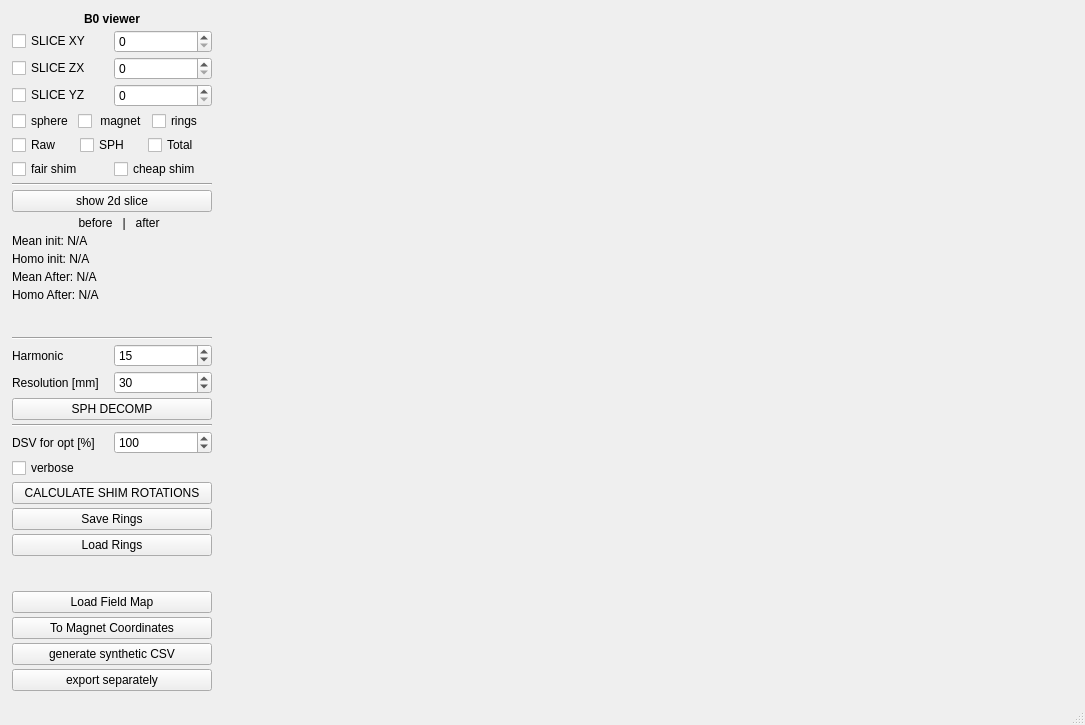
The window that Software/COSI2/gui/field_viewer.ui (rst030/cosi-measure) describes before a commit, drawn with Qt 5.
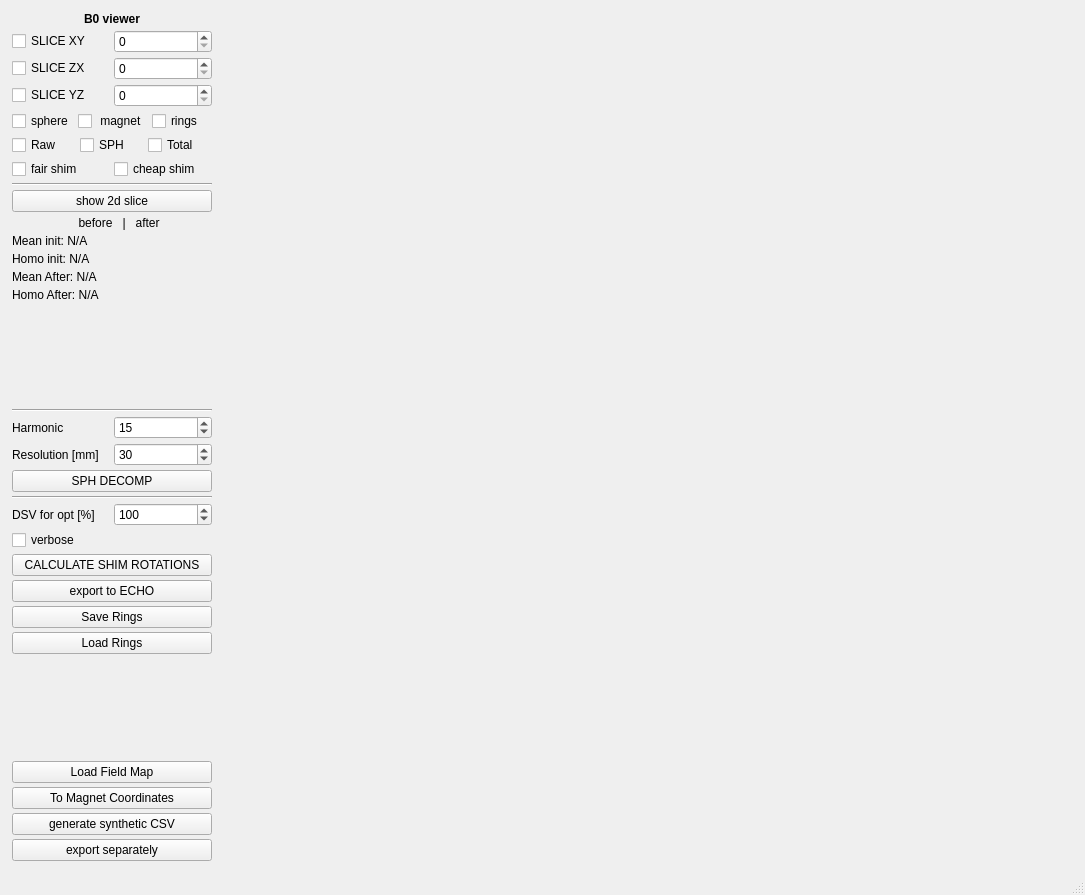
The same window after the commit.

Commit message: echo scripts and cheap field

```diff
--- a/Software/COSI2/gui/field_viewer.ui
+++ b/Software/COSI2/gui/field_viewer.ui
@@ -7,7 +7,7 @@
     <x>0</x>
     <y>0</y>
     <width>1085</width>
-    <height>725</height>
+    <height>895</height>
    </rect>
   </property>
   <property name="minimumSize">
@@ -461,6 +461,13 @@
           </property>
          </widget>
         </item>
+        <item>
+         <widget class="QPushButton" name="echo_export_button">
+          <property name="text">
+           <string>export to ECHO</string>
+          </property>
+         </widget>
+        </item>
         <item>
          <widget class="QPushButton" name="save_rings_button">
           <property name="text">
```
Left out of the diff: 2 changed lines with no effect on the pictures. The commit also changes 18 other files.
